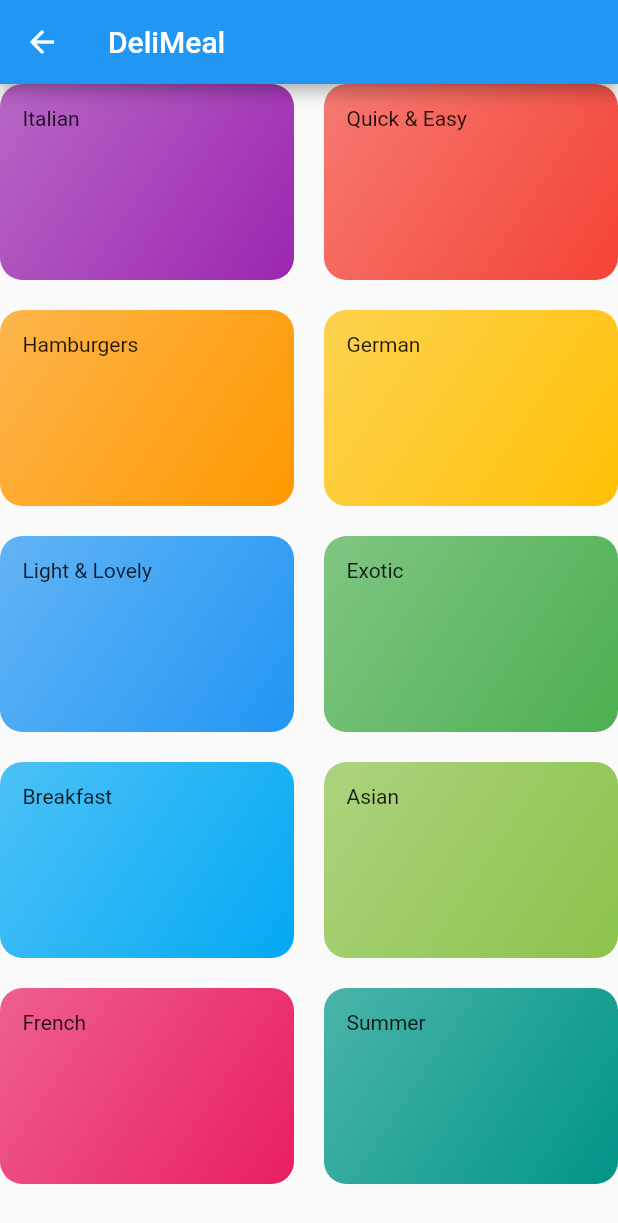
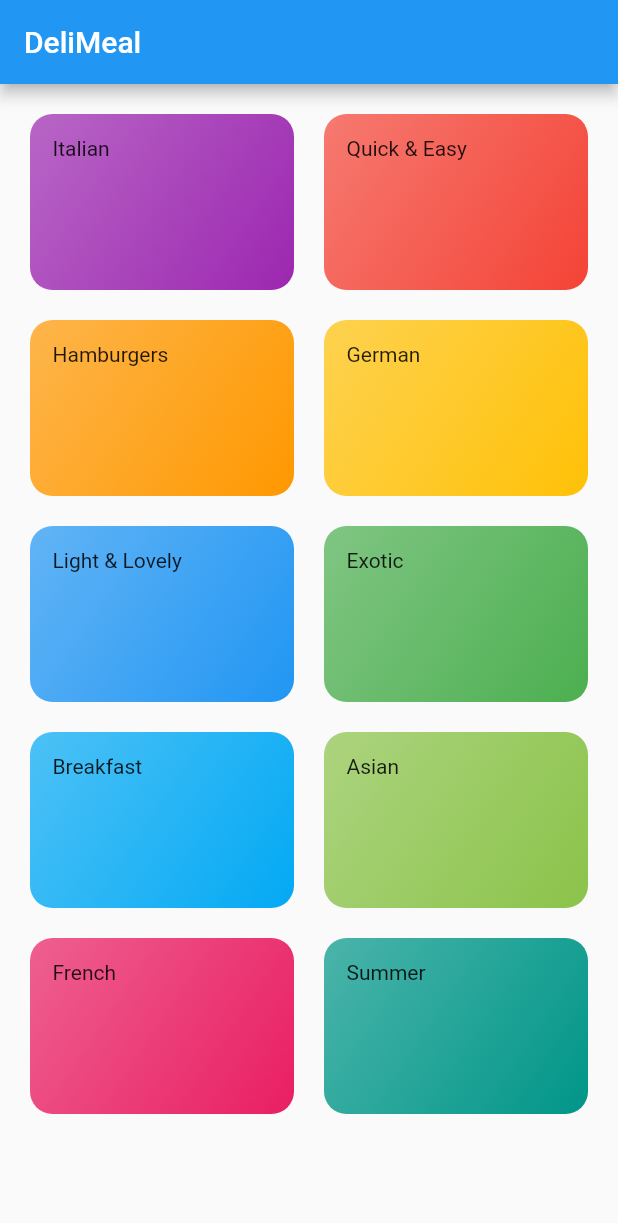
Before and after one commit to Mridul2820/meal-app-flutter, a Flutter app: the CategoriesScreen screen opened directly, on a phone screen of 412 x 824 dp. Shown: the top 1223 px of the screen. Run offline on Flutter 3.47's test engine with Material 2 defaults, Android fonts, the phone set to English and light mode, and no system bars.

Commit message:
render catgory screen

```diff
--- a/lib/screens/categories_screen.dart
+++ b/lib/screens/categories_screen.dart
@@ -11,7 +11,9 @@ class CategoriesScreen extends StatelessWidget {
       appBar: AppBar(
         title: const Text('DeliMeal'),
       ),
-      body: GridView(
+      body: Padding(
+        padding: const EdgeInsets.fromLTRB(20, 20, 20, 5),
+        child: GridView(
           gridDelegate: const SliverGridDelegateWithMaxCrossAxisExtent(
             maxCrossAxisExtent: 200,
             childAspectRatio: 3 / 2,
@@ -27,6 +29,7 @@ class CategoriesScreen extends StatelessWidget {
               )
               .toList(),
         ),
+      ),
     );
   }
 }
```
Also changed, not shown: lib/main.dart (+2 -20 lines). Lines whose indentation alone changed are shown as unchanged.
